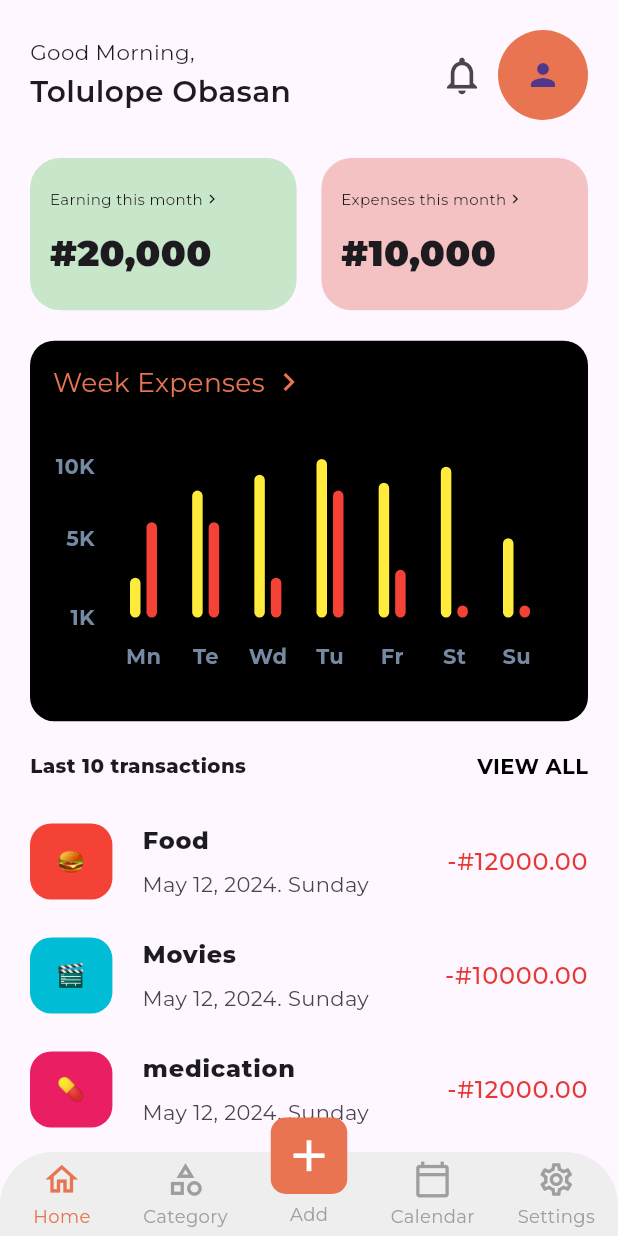
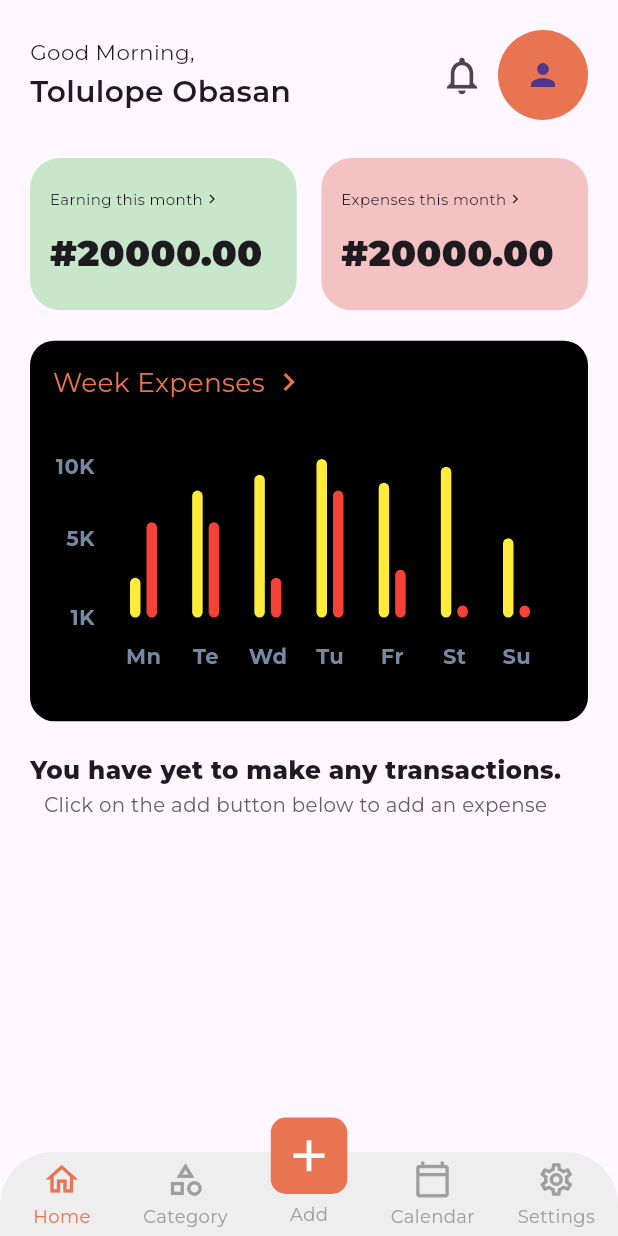
Before and after one commit to obasanmichael/expense_tracker_app, a Flutter app: the screen it shows after launch, on a phone screen of 412 x 824 dp. Run offline on Flutter 3.47's test engine with Material 3 defaults, Android fonts, the phone set to English and light mode, and no system bars; drawn by our look-alikes of fl_chart, persistent_bottom_nav_bar; our stand-ins replace flutter_screenutil, google_fonts.

Commit message:
Worked on deleting an expense

```diff
--- a/lib/models/expense.dart
+++ b/lib/models/expense.dart
@@ -2,7 +2,7 @@ import 'package:flutter/material.dart';
 import 'package:intl/intl.dart';
 import 'package:uuid/uuid.dart';
 
-final formatter = DateFormat('MMM dd, yyyy. EEEE');
+final formatter = DateFormat('MMM dd, yyyy. EE');
 final myFormatter = DateFormat('dd/MM/yyyy. EE');
 
 const uuid = Uuid();
--- a/lib/screens/home/home.dart
+++ b/lib/screens/home/home.dart
@@ -1,3 +1,5 @@
+import 'dart:developer';
+
 import 'package:expense_tracker_app/models/expense.dart';
 import 'package:expense_tracker_app/src/components/amount_container.dart';
 import 'package:expense_tracker_app/src/components/app_bar.dart';
@@ -20,6 +22,13 @@ class _HomeScreenState extends State<HomeScreen> {
 
   Widget addWidth(double width) => SizedBox(width: width.w);
 
+  void onDelete(Expense expense) {
+    setState(() {
+      widget.registeredExpense.remove(expense);
+      // Navigator.pop(context);
+    });
+  }
+
   @override
   Widget build(BuildContext context) {
     return Scaffold(
@@ -27,6 +36,7 @@ class _HomeScreenState extends State<HomeScreen> {
         child: Padding(
           padding: const EdgeInsets.all(20.0),
           child: Column(
+            crossAxisAlignment: CrossAxisAlignment.start,
             children: [
               MyAppBar(),
               addHeight(25),
@@ -36,7 +46,7 @@ class _HomeScreenState extends State<HomeScreen> {
                       child: AmountContainer(
                     heading: 'Earning this month',
                     bgColor: Colors.green.shade100,
-                    price: '20,000',
+                    price: 20000,
                   )),
                   // Spacer(),
                   addWidth(15),
@@ -44,22 +54,44 @@ class _HomeScreenState extends State<HomeScreen> {
                       child: AmountContainer(
                     heading: 'Expenses this month',
                     bgColor: Color(0xffF4C2C2),
-                    price: '10,000',
+                    price: 20000,
                   )),
                 ],
               ),
               addHeight(20),
               ExpensesChart(),
               addHeight(20),
-              Row(
+              widget.registeredExpense.length != 0
+                  ? Row(
                       children: [
-                  Text('Last 10 transactions',
+                        Text(
+                            'Last ${widget.registeredExpense.length} transaction(s)',
                             style: TextStyle(
                                 fontWeight: FontWeight.w800, fontSize: 12.sp)),
                         Spacer(),
                         Text('view all'.toUpperCase(),
                             style: TextStyle(
-                          fontWeight: FontWeight.bold, color: Colors.black))
+                                fontWeight: FontWeight.bold,
+                                color: Colors.black))
+                      ],
+                    )
+                  : Column(
+                      children: [
+                        Text(
+                          'You have yet to make any transactions.',
+                          style: TextStyle(
+                              fontWeight: FontWeight.w800, fontSize: 15.sp),
+                          textAlign: TextAlign.left,
+                        ),
+                        addHeight(2),
+                        Text(
+                          'Click on the add button below to add an expense',
+                          style: TextStyle(
+                            fontWeight: FontWeight.w400,
+                            color: Colors.grey.shade700,
+                            fontSize: 12.sp,
+                          ),
+                        )
                       ],
                     ),
               addHeight(15),
@@ -67,8 +99,9 @@ class _HomeScreenState extends State<HomeScreen> {
                 child: Column(
                   children: [
                     Expanded(
-                        child:
-                            ExpensesList(expenses: widget.registeredExpense)),
+                        child: ExpensesList(
+                            onDelete: onDelete,
+                            expenses: widget.registeredExpense)),
                   ],
                 ),
               )
--- a/lib/src/components/amount_container.dart
+++ b/lib/src/components/amount_container.dart
@@ -9,7 +9,7 @@ class AmountContainer extends StatelessWidget {
       required this.bgColor});
 
   final String heading;
-  final String price;
+  final double price;
   final Color bgColor;
 
   Widget addHeight(double height) => SizedBox(height: height.h);
@@ -20,8 +20,7 @@ class AmountContainer extends StatelessWidget {
     return Container(
       height: 100.h,
       decoration: BoxDecoration(
-          borderRadius: BorderRadius.circular(20.r),
-          color: bgColor),
+          borderRadius: BorderRadius.circular(20.r), color: bgColor),
       padding: EdgeInsets.symmetric(vertical: 20.h, horizontal: 12.w),
       child: Column(
         crossAxisAlignment: CrossAxisAlignment.start,
@@ -38,7 +37,7 @@ class AmountContainer extends StatelessWidget {
           ),
           Spacer(),
           Text(
-            '#${price}',
+            '#${price.toStringAsFixed(2)}',
             style: TextStyle(fontWeight: FontWeight.w900, fontSize: 22.sp),
           )
         ],
--- a/lib/src/components/persistent_nav.dart
+++ b/lib/src/components/persistent_nav.dart
@@ -19,26 +19,32 @@ class _PersistentNavState extends State<PersistentNav> {
   late PersistentTabController _controller;
 
   List<Expense> registeredExpense = [
-    Expense(
-        title: 'Food',
-        date: DateTime.now(),
-        amount: 12000,
-        category: Category.food),
-    Expense(
-        title: 'Movies',
-        date: DateTime.now(),
-        amount: 10000,
-        category: Category.movies),
-    Expense(
-        title: 'medication',
-        date: DateTime.now(),
-        amount: 12000,
-        category: Category.health)
+    // Expense(
+    //     title: 'Food',
+    //     date: DateTime.now(),
+    //     amount: 12000,
+    //     category: Category.food),
+    // Expense(
+    //     title: 'Movies',
+    //     date: DateTime.now(),
+    //     amount: 10000,
+    //     category: Category.movies),
+    // Expense(
+    //     title: 'medication',
+    //     date: DateTime.now(),
+    //     amount: 12000,
+    //     category: Category.health)
   ];
 
   void _addExpense(Expense expense) {
     setState(() {
       registeredExpense.add(expense);
+    });
+  }
+  void onDelete(Expense expense) {
+    setState(() {
+      registeredExpense.remove(expense);
+      // Navigator.pop(context);
     });
   }
 
@@ -70,7 +76,9 @@ class _PersistentNavState extends State<PersistentNav> {
         return Padding(
           padding:
               EdgeInsets.only(bottom: MediaQuery.of(ctx).viewInsets.bottom),
-          child:  NewExpense(onAddExpense: _addExpense,),
+          child: NewExpense(
+            onAddExpense: _addExpense,
+          ),
         );
       },
     );
@@ -78,7 +86,9 @@ class _PersistentNavState extends State<PersistentNav> {
 
   List<Widget> _buildScreens() {
     return [
-      HomeScreen(registeredExpense: registeredExpense,),
+      HomeScreen(
+        registeredExpense: registeredExpense,
+      ),
       CategoryScreen(),
       NewExpense(onAddExpense: _addExpense),
       HistoryScreen(),
--- a/lib/widgets/expense/expense_item.dart
+++ b/lib/widgets/expense/expense_item.dart
@@ -3,13 +3,30 @@ import 'package:flutter/material.dart';
 import 'package:flutter_screenutil/flutter_screenutil.dart';
 
 class ExpenseItem extends StatelessWidget {
-  const ExpenseItem({super.key, required this.expense});
+  const ExpenseItem({super.key, required this.expense, required this.onDelete});
 
   final Expense expense;
+  final void Function(Expense expense) onDelete;
 
   @override
   Widget build(BuildContext context) {
-    return ListTile(
+    return InkWell(
+      onLongPress: () => showDialog(
+          context: context,
+          builder: (ctx) => AlertDialog(
+                title: const Text('Do you want to delete this expense?'),
+                backgroundColor: Colors.white,
+                actions: [
+                  TextButton(
+                    onPressed: () {
+                      onDelete(expense);
+                      Navigator.pop(ctx);
+                    },
+                    child: Text('Yes'),
+                  ),
+                ],
+              )),
+      child: ListTile(
         contentPadding: const EdgeInsets.symmetric(vertical: 2),
         horizontalTitleGap: 20,
         leading: Container(
@@ -42,6 +59,7 @@ class ExpenseItem extends StatelessWidget {
           style: TextStyle(color: Colors.red.shade600, fontSize: 16),
         ),
         tileColor: Colors.transparent,
+      ),
     );
   }
 }
--- a/lib/widgets/expense/expenses_list.dart
+++ b/lib/widgets/expense/expenses_list.dart
@@ -3,14 +3,17 @@ import 'package:expense_tracker_app/widgets/expense/expense_item.dart';
 import 'package:flutter/material.dart';
 
 class ExpensesList extends StatelessWidget {
-  const ExpensesList({super.key, required this.expenses});
+  const ExpensesList(
+      {super.key, required this.expenses, required this.onDelete});
 
   final List<Expense> expenses;
+  final void Function(Expense expense) onDelete;
 
   @override
   Widget build(BuildContext context) {
     return ListView.builder(
         itemCount: expenses.length,
-        itemBuilder: (ctx, index) => ExpenseItem(expense: expenses[index]));
+        itemBuilder: (ctx, index) =>
+            ExpenseItem(onDelete: onDelete, expense: expenses[index]));
   }
 }
--- a/lib/widgets/expense/new_expense.dart
+++ b/lib/widgets/expense/new_expense.dart
@@ -185,7 +185,7 @@ class _NewExpenseState extends State<NewExpense> {
                 Expanded(
                   child: TextField(
                     controller: _categoryController,
-                    readOnly: false,
+                    readOnly: true,
                   ),
                 )
               ],
```
Lines whose indentation alone changed are shown as unchanged.
